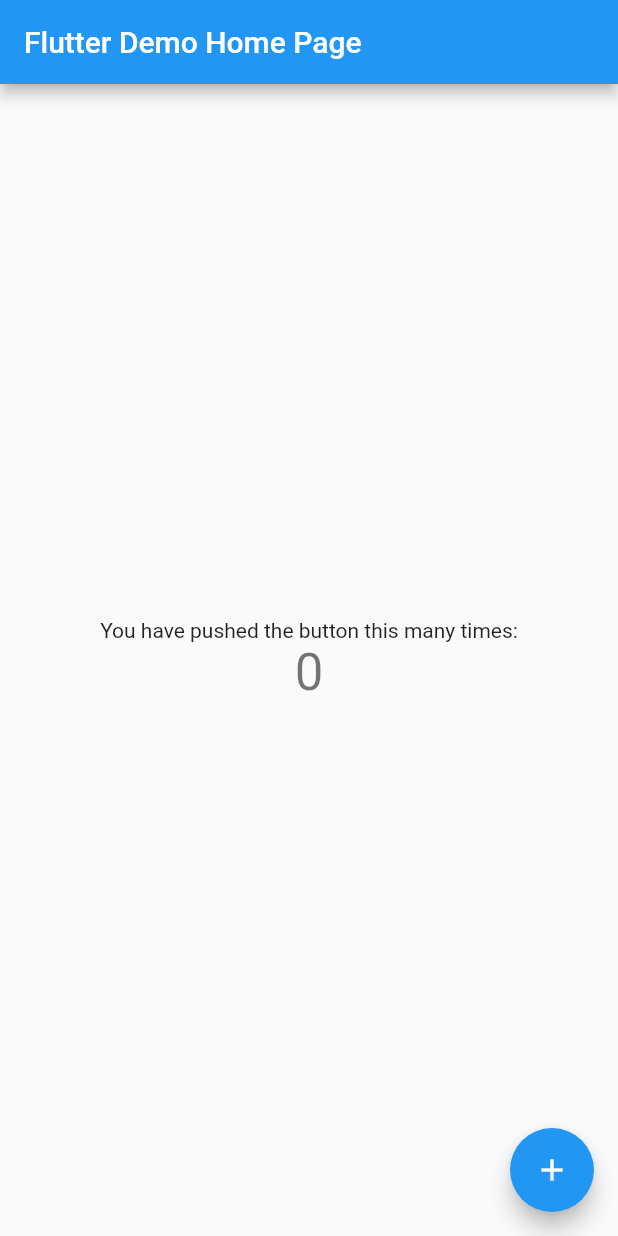
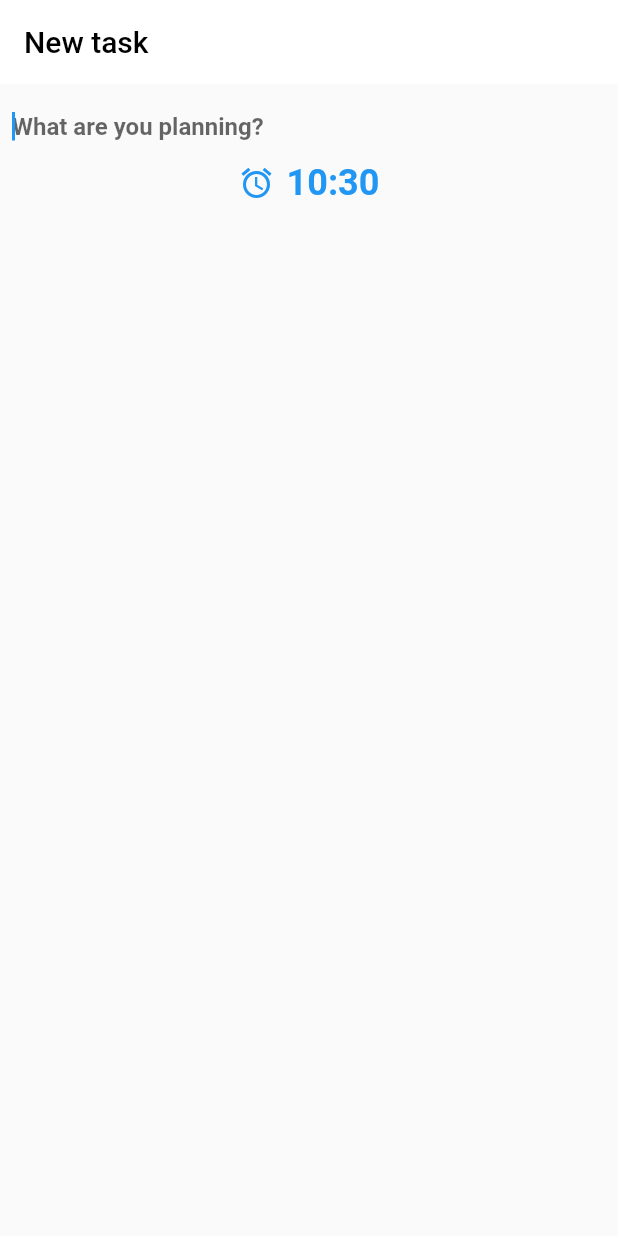
Before and after one commit to maet98/todolist, a Flutter app: the screen it shows after launch, on a phone screen of 412 x 824 dp. Run offline on Flutter 3.47's test engine with Material 2 defaults, Android fonts, the phone set to English and light mode, and no system bars; generated files the repository leaves out were written again.

Commit message:
Created ListTasks screen Created addTask screen

```diff
--- a/lib/main.dart
+++ b/lib/main.dart
@@ -1,4 +1,6 @@
 import 'package:flutter/material.dart';
+import 'package:todo_list/pages/Task/addTask.dart';
+import 'package:todo_list/services/TaskService.dart';
 
 void main() {
   runApp(MyApp());
@@ -11,24 +13,15 @@ class MyApp extends StatelessWidget {
     return MaterialApp(
       title: 'Todo App',
       theme: ThemeData(
-        // This is the theme of your application.
-        //
-        // Try running your application with "flutter run". You'll see the
-        // application has a blue toolbar. Then, without quitting the app, try
-        // changing the primarySwatch below to Colors.green and then invoke
-        // "hot reload" (press "r" in the console where you ran "flutter run",
-        // or simply save your changes to "hot reload" in a Flutter IDE).
-        // Notice that the counter didn't reset back to zero; the application
-        // is not restarted.
         primarySwatch: Colors.blue,
       ),
-      home: MyHomePage(title: 'Flutter Demo Home Page'),
+      home: AddTask()
     );
   }
 }
 
 class MyHomePage extends StatefulWidget {
-  MyHomePage({Key key, this.title}) : super(key: key);
+  MyHomePage({Key? key, required this.title}) : super(key: key);
 
   // This widget is the home page of your application. It is stateful, meaning
   // that it has a State object (defined below) that contains fields that affect
@@ -47,6 +40,14 @@ class MyHomePage extends StatefulWidget {
 
 class _MyHomePageState extends State<MyHomePage> {
   int _counter = 0;
+
+  @override
+  void initState() {
+    TaskService taskService = new HttpTaskService();
+    taskService.getTasks().then((value) => print(value));
+    taskService.getTaskById(1).then((value) => print(value));
+    super.initState();
+  }
 
   void _incrementCounter() {
     setState(() {
--- a/lib/models/task.dart
+++ b/lib/models/task.dart
@@ -1,21 +1,30 @@
+import 'dart:convert';
+
+// ignore: import_of_legacy_library_into_null_safe
 import 'package:json_annotation/json_annotation.dart';
+part 'task.g.dart';
 
 enum Status {
-  open,
-  in_progress,
-  completed
+  OPEN,
+  IN_PROGRESS,
+  COMPLETED
 }
 
 @JsonSerializable()
 class Task {
+  int id;
   String title;
   DateTime due;
   Status status;
 
 
-  Task(this.title, this.due, {this.status : Status.open});
+  Task(this.title, this.due, {this.status : Status.OPEN, this.id : -1});
 
   factory Task.fromJson(Map<String, dynamic> json) => _$TaskFromJson(json);
 
   Map<String, dynamic> toJson() => _$TaskToJson(this);
+
+  String toString() {
+    return json.encode(this.toJson());
+  }
 }
--- a/lib/pages/Task/addTask.dart
+++ b/lib/pages/Task/addTask.dart
@@ -0,0 +1,110 @@
+import 'package:intl/intl.dart';
+
+import 'package:flutter/material.dart';
+import 'package:flutter/widgets.dart';
+import 'package:todo_list/models/task.dart';
+import 'package:todo_list/services/TaskService.dart';
+
+class AddTask extends StatefulWidget {
+  const AddTask({
+    Key? key,
+  }) : super(key: key);
+
+  @override
+  _AddTask createState() => _AddTask();
+}
+
+class _AddTask extends State<AddTask> {
+  Task _task = new Task('', DateTime.now());
+  TextEditingController _titleController = TextEditingController();
+
+  @override
+  void initState() {
+    super.initState();
+  }
+
+  Future<void> _callDatePicker() async {
+    DateTime? date = await showDatePicker(
+     context: context,
+     initialDate: _task.due,
+     firstDate: DateTime.now(),
+     lastDate: DateTime(2400),
+    );
+    if(date != null) {
+      setState(() {
+        this._task.due = date;
+      });
+    }
+  }
+
+  String getDateFormat(DateTime date) {
+    var today = DateTime.now();
+    if(date.day == today.day && date.month == today.month && date.year == today.year) {
+      return DateFormat.Hm().format(date);
+    } else {
+      return "${date.day}/${date.month}/${date.year} ${date.hour}:${date.minute}";
+    }
+  }
+
+  bool isLate(DateTime date) {
+    return DateTime.now().compareTo(date) > 0;
+  }
+
+  @override
+  Widget build(BuildContext context) {
+    Size size = MediaQuery.of(context).size;
+    return Scaffold(
+      appBar: AppBar(
+        title: Text("New task",
+          style: TextStyle(color: Colors.black)
+        ),
+        backgroundColor: Colors.white,
+        elevation: 0,
+      ),
+      body: Container(
+        margin: EdgeInsets.symmetric(vertical: 15, horizontal: 4),
+        child: Form(
+          child: Column(
+            children: [
+              Container(
+                margin: EdgeInsets.all(4.0),
+                width: size.width,
+                child: TextFormField(
+                  controller: _titleController,
+                  autofocus: true,
+                  keyboardType: TextInputType.multiline,
+                  minLines: 1,
+                  maxLines: 3,
+                  style: TextStyle(
+                    fontSize: 16,
+                    fontWeight: FontWeight.w700
+                  ),
+                  onChanged: (value) => setState(() => this._task.title = value),
+                  validator: (value) {
+                    if(value != null && value.length == 0) {
+                      return "Must have a title!!";
+                    }
+                    return null;
+                  },
+                  decoration: InputDecoration(
+                    isDense: true,
+                    border: InputBorder.none,
+                    contentPadding: EdgeInsets.zero,
+                    hintText: "What are you planning?"
+                  ),
+                ),
+              ),
+              TextButton.icon(
+                onPressed: _callDatePicker,
+                icon: Icon(Icons.alarm),
+                label: Text(getDateFormat(this._task.due),
+                  style: TextStyle(fontWeight: FontWeight.bold, fontSize: 24),
+                )
+              )
+            ],
+          ),
+        )
+      )
+    );
+  }
+}
--- a/lib/services/api.dart
+++ b/lib/services/TaskService.dart
@@ -1,23 +1,24 @@
 import 'dart:convert';
 
-import 'package:mobile/models/task.dart';
+import 'package:todo_list/models/task.dart';
 import 'package:http/http.dart' as http;
 
 abstract class TaskService {
   Future<List<Task>> getTasks();
   Future<Task> getTaskById(int id);
   Future<Task> createTask(Task task);
-  Future updateTask();
+  Future updateTask(int id, Task task);
   Future deleteTask();
 }
 
 class HttpTaskService implements TaskService {
-  String _baseUrl = "http://localhost:3000/task";
+  String _baseUrl = "http://10.0.0.6:3000/task";
 
   @override
   Future<Task> createTask(Task task) async {
     var url = Uri.parse(_baseUrl);
     var response = await http.post(url, body: task.toJson());
+    print(response.body);
     var savedTask = Task.fromJson(jsonDecode(response.body));
     return savedTask;
   }
@@ -40,14 +41,18 @@ class HttpTaskService implements TaskService {
   Future<List<Task>> getTasks() async {
     var url = Uri.parse(_baseUrl);
     var response = await http.get(url);
-    // TODO: implement getTasks
-    throw UnimplementedError();
+    Iterable taskList = json.decode(response.body);
+    List<Task> tasks = List<Task>.from(taskList.map((model) => Task.fromJson(model)));
+    return tasks;
   }
 
   @override
-  Future updateTask() {
-    // TODO: implement updateTask
-    throw UnimplementedError();
+  Future updateTask(int id, Task task) async {
+    var url = Uri.parse('$_baseUrl/$id');
+    var response = await http.post(url, body: task.toJson());
+    print(response.body);
+    var savedTask = Task.fromJson(jsonDecode(response.body));
+
   }
 
 }
```
Also changed, not shown: lib/pages/Task/ListTasks.dart (+127 -0 lines), lib/services/Services.dart (added, +20 -0 lines), pubspec.yaml (+10 -4 lines), pubspec.lock, 4 other files.
